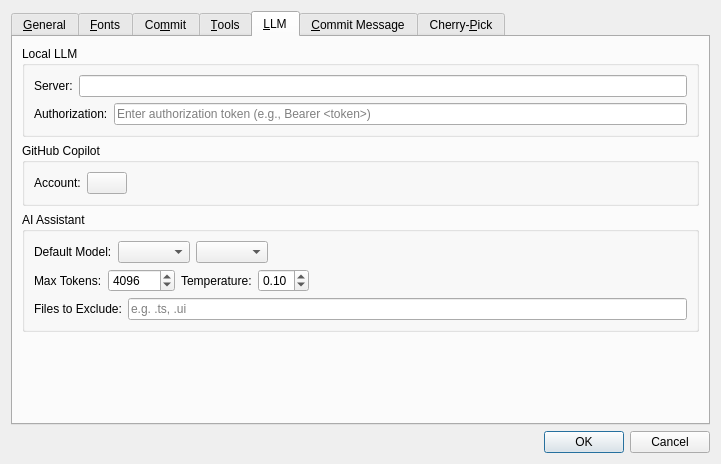
Above: qgitc/preferences.ui from timxx/qgitc before the change. Below: the same form after it.
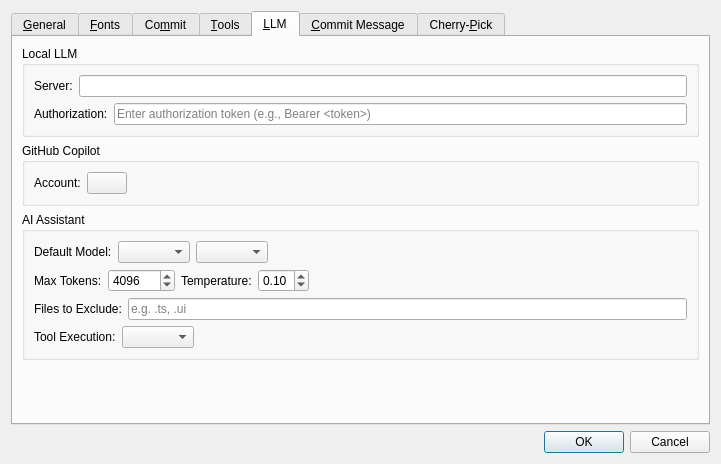
That is the form after the change. Custom widgets are drawn as their Qt base class.

Commit message:
Add configurable tool execution strategy for AI agent operations
Introduce a persistent setting to control how AI tool calls are handled:
- Read-only (default): auto-run READ_ONLY tools only
- Read & write: auto-run READ_ONLY and WRITE tools, confirm DANGEROUS
- Confirm all: require confirmation for every tool
- Full auto: auto-run all tools without confirmation

```diff
--- a/qgitc/preferences.ui
+++ b/qgitc/preferences.ui
@@ -1140,6 +1140,40 @@
             </item>
            </layout>
           </item>
+          <item>
+           <layout class="QHBoxLayout" name="horizontalLayout_20">
+            <item>
+             <widget class="QLabel" name="label_25">
+              <property name="text">
+               <string>Tool Execution:</string>
+              </property>
+              <property name="buddy">
+               <cstring>cbToolExecutionStrategy</cstring>
+              </property>
+             </widget>
+            </item>
+            <item>
+             <widget class="QComboBox" name="cbToolExecutionStrategy">
+              <property name="sizeAdjustPolicy">
+               <enum>QComboBox::SizeAdjustPolicy::AdjustToContents</enum>
+              </property>
+             </widget>
+            </item>
+            <item>
+             <spacer name="horizontalSpacer_15">
+              <property name="orientation">
+               <enum>Qt::Orientation::Horizontal</enum>
+              </property>
+              <property name="sizeHint" stdset="0">
+               <size>
+                <width>40</width>
+                <height>20</height>
+               </size>
+              </property>
+             </spacer>
+            </item>
+           </layout>
+          </item>
          </layout>
         </widget>
        </item>
```
The commit also changes 5 other files.
